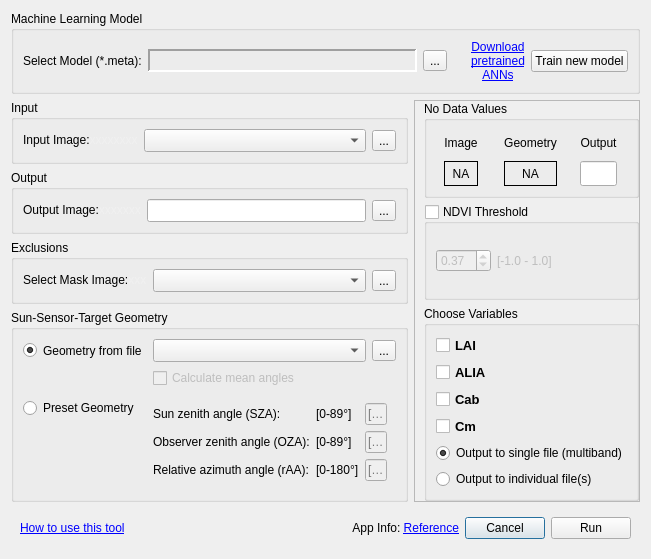
Before: the Qt Designer form enmapbox/apps/lmuvegetationapps/Resources/UserInterfaces/Processor_Inversion.ui in EnMAP-Box/enmap-box, drawn with Qt 5.
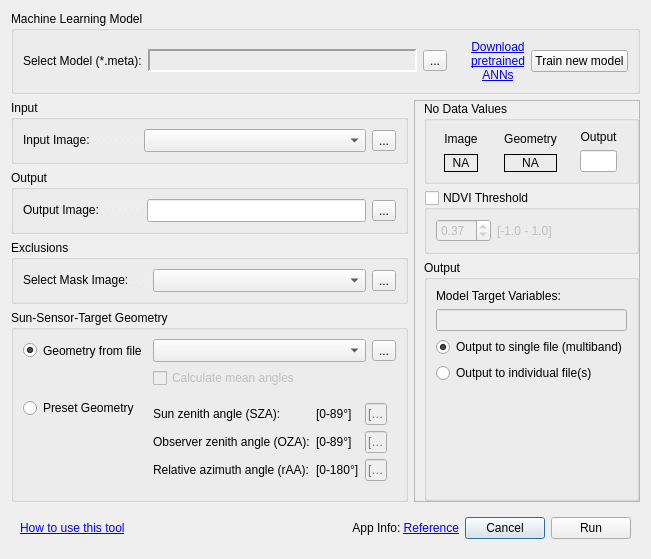
After: the same form once the commit is applied. Custom widgets are drawn as their Qt base class.

Patch:
```diff
--- a/enmapbox/apps/lmuvegetationapps/Resources/UserInterfaces/Processor_Inversion.ui
+++ b/enmapbox/apps/lmuvegetationapps/Resources/UserInterfaces/Processor_Inversion.ui
@@ -7,7 +7,7 @@
     <x>0</x>
     <y>0</y>
     <width>629</width>
-    <height>508</height>
+    <height>504</height>
    </rect>
   </property>
   <property name="sizePolicy">
@@ -1146,65 +1146,23 @@
          <enum>Qt::LeftToRight</enum>
         </property>
         <property name="title">
-         <string>Choose Variables</string>
+         <string>Output</string>
         </property>
         <property name="flat">
          <bool>false</bool>
         </property>
         <layout class="QVBoxLayout" name="verticalLayout">
          <item>
-          <widget class="QCheckBox" name="checkLAI">
-           <property name="font">
-            <font>
-             <pointsize>10</pointsize>
-             <weight>75</weight>
-             <bold>true</bold>
-            </font>
-           </property>
+          <widget class="QLabel" name="label_16">
            <property name="text">
-            <string>LAI</string>
+            <string>Model Target Variables:</string>
            </property>
           </widget>
          </item>
          <item>
-          <widget class="QCheckBox" name="checkALIA">
-           <property name="font">
-            <font>
-             <pointsize>10</pointsize>
-             <weight>75</weight>
-             <bold>true</bold>
-            </font>
-           </property>
-           <property name="text">
-            <string>ALIA</string>
-           </property>
-          </widget>
-         </item>
-         <item>
-          <widget class="QCheckBox" name="checkCab">
-           <property name="font">
-            <font>
-             <pointsize>10</pointsize>
-             <weight>75</weight>
-             <bold>true</bold>
-            </font>
-           </property>
-           <property name="text">
-            <string>Cab</string>
-           </property>
-          </widget>
-         </item>
-         <item>
-          <widget class="QCheckBox" name="checkCm">
-           <property name="font">
-            <font>
-             <pointsize>10</pointsize>
-             <weight>75</weight>
-             <bold>true</bold>
-            </font>
-           </property>
-           <property name="text">
-            <string>Cm</string>
+          <widget class="QLineEdit" name="lblTargets">
+           <property name="enabled">
+            <bool>false</bool>
            </property>
           </widget>
          </item>
@@ -1228,6 +1186,19 @@
            </property>
           </widget>
          </item>
+         <item>
+          <spacer name="verticalSpacer">
+           <property name="orientation">
+            <enum>Qt::Vertical</enum>
+           </property>
+           <property name="sizeHint" stdset="0">
+            <size>
+             <width>20</width>
+             <height>40</height>
+            </size>
+           </property>
+          </spacer>
+         </item>
         </layout>
        </widget>
       </item>
```
Left out of the diff: 4 changed lines with no effect on the pictures.
